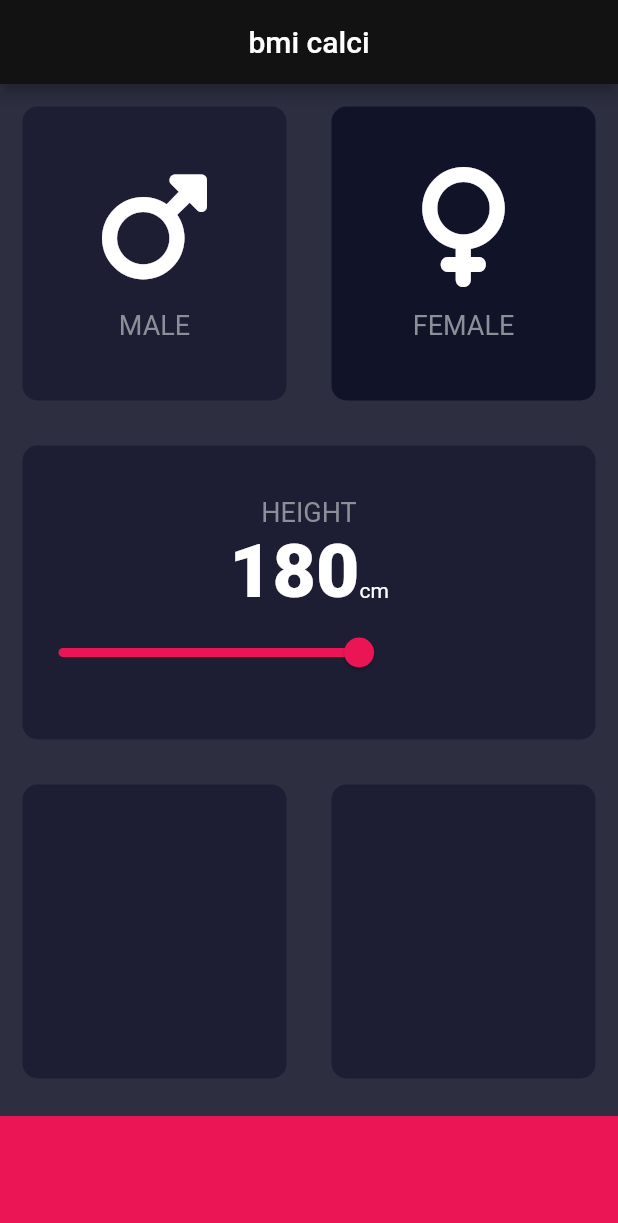
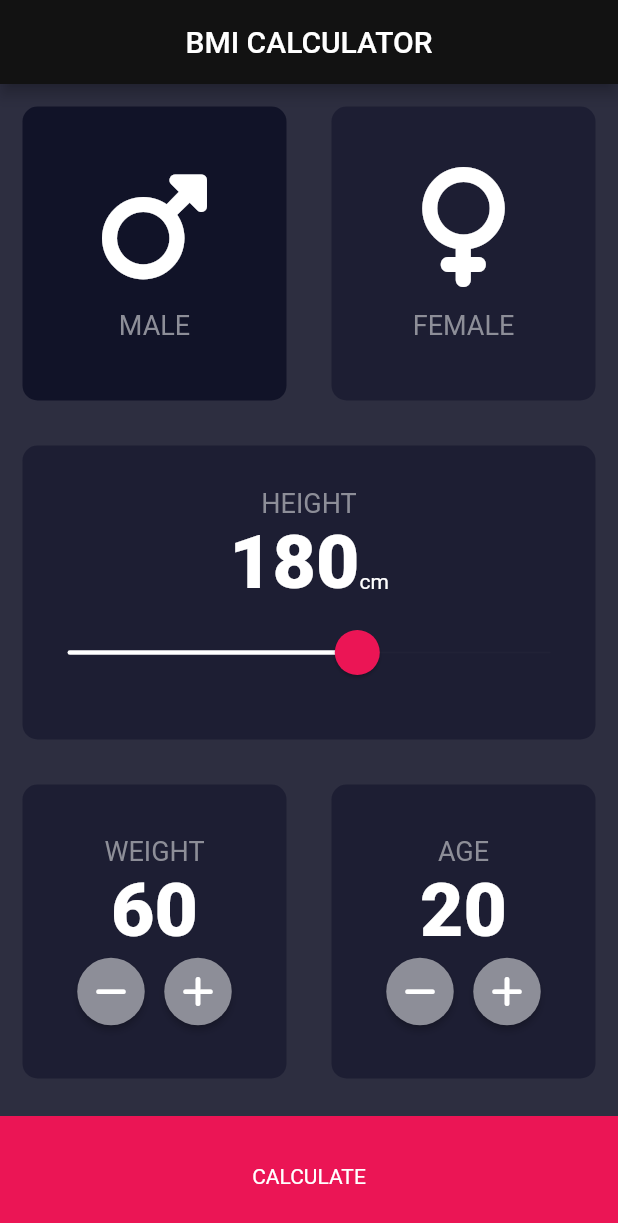
Before and after one commit to Pragya1904/BMI-calculator, a Flutter app: the screen it shows after launch, after a tap on "FEMALE", on a phone screen of 412 x 824 dp. Shown: the top 1223 px of the screen. Run offline on Flutter 3.47's test engine with Material 2 defaults, Android fonts, the phone set to English and light mode, and no system bars; our stand-ins replace font_awesome_flutter.

Commit message:
input page completed

```diff
--- a/bmi_calculator/lib/input_page.dart
+++ b/bmi_calculator/lib/input_page.dart
@@ -17,12 +17,14 @@ class _bmiState extends State<bmi> {
   Color maleCardColor = kInactiveCardColor;
   Color femaleCardColor = kInactiveCardColor;
   var selectedGen;
+  int age = 20;
   int num = 180;
+  int weight = 60;
   @override
   Widget build(BuildContext context) {
     return Scaffold(
         appBar: AppBar(
-          title: Text('bmi calci'),
+          title: Text('BMI CALCULATOR'),
           centerTitle: true,
         ),
         body: Column(
@@ -54,7 +56,7 @@ class _bmiState extends State<bmi> {
                     child: ReusableCard(
                       onPress: () {
                         setState(() {
-                          selectedGen = Gender.male;
+                          selectedGen = Gender.female;
                         });
                       },
                       colour: selectedGen == Gender.female
@@ -89,17 +91,31 @@ class _bmiState extends State<bmi> {
                           num.toString(),
                           style: kSliderCardStyle,
                         ),
-                        Text("cm",),
+                        Text(
+                          "cm",
+                        ),
                       ],
                     ),
-                    Slider(value: num.toDouble(),min: 120.0,max: 220.0,
-                        activeColor:Color(0xffeb1555) ,
-                        inactiveColor: Color(0xff1d1e33),
-                        onChanged: (double newVal){
+                    SliderTheme(
+                      data: SliderTheme.of(context).copyWith(
+                          activeTrackColor: Colors.white,
+                          overlayColor: Color(0x1feb1555),
+                          thumbColor: Color(0xffeb1555),
+                          trackHeight: 1,
+                          thumbShape:
+                              RoundSliderThumbShape(enabledThumbRadius: 15),
+                          overlayShape:
+                              RoundSliderOverlayShape(overlayRadius: 30)),
+                      child: Slider(
+                          value: num.toDouble(),
+                          min: 120.0,
+                          max: 220.0,
+                          onChanged: (double newVal) {
                             setState(() {
-                              num=newVal.round();
+                              num = newVal.round();
                             });
                           }),
+                    ),
                   ],
                 ),
               ),
@@ -112,24 +128,119 @@ class _bmiState extends State<bmi> {
                     flex: 1,
                     child: ReusableCard(
                         colour: kActiveCardColor,
+                        cardChild: Column(
+                          mainAxisAlignment: MainAxisAlignment.center,
+                          children: [
+                            Text(
+                              'WEIGHT',
+                              style: kTextStyle,
                             ),
+                            Text(
+                              weight.toString(),
+                              style: kSliderCardStyle,
+                            ),
+                            Row(
+                              mainAxisAlignment: MainAxisAlignment.center,
+                              children: [
+                                RoundIconButton(
+                                    icons: FontAwesomeIcons.minus,
+                                    OnPress: () {
+                                      setState(() {
+                                        weight--;
+                                      });
+                                    }),
+                                SizedBox(
+                                  width: 10,
+                                ),
+                                RoundIconButton(
+                                    icons: FontAwesomeIcons.plus,
+                                    OnPress: () {
+                                      setState(() {
+                                        weight++;
+                                      });
+                                    }),
+                              ],
+                            )
+                          ],
+                        )),
                   ),
                   Expanded(
                     flex: 1,
                     child: ReusableCard(
                         colour: kActiveCardColor,
+                        cardChild: Column(
+                          mainAxisAlignment: MainAxisAlignment.center,
+                          children: [
+                            Text(
+                              'AGE',
+                              style: kTextStyle,
                             ),
+                            Text(
+                              age.toString(),
+                              style: kSliderCardStyle,
+                            ),
+                            Row(
+                              mainAxisAlignment: MainAxisAlignment.center,
+                              children: [
+                                RoundIconButton(
+                                    icons: FontAwesomeIcons.minus,
+                                    OnPress: () {
+                                      setState(() {
+                                        age--;
+                                      });
+                                    }),
+                                SizedBox(
+                                  width: 10,
+                                ),
+                                RoundIconButton(
+                                    icons: FontAwesomeIcons.plus,
+                                    OnPress: () {
+                                      setState(() {
+                                        age++;
+                                      });
+                                    }),
+                              ],
+                            )
+                          ],
+                        )),
                   ),
                 ],
               ),
             ),
-            Container(
+            GestureDetector(
+              onTap: () {
+                Navigator.pushNamed(context, 'results');
+              },
+              child: Container(
+                child: Center(
+                  child: Text(
+                    "CALCULATE",
+                    style: TextStyle(color: Colors.white),
+                  ),
+                ),
                 color: kBottomContainerColor,
                 margin: EdgeInsets.only(top: 10),
                 width: double.infinity,
                 height: kBottomHeight,
               ),
+            ),
           ],
         ));
   }
 }
+
+class RoundIconButton extends StatelessWidget {
+  RoundIconButton({@required this.icons, this.OnPress});
+  final icons;
+  final OnPress;
+  @override
+  Widget build(BuildContext context) {
+    return RawMaterialButton(
+      onPressed: OnPress,
+      fillColor: Color(0xff8d8e98),
+      shape: CircleBorder(),
+      constraints: BoxConstraints.tightFor(width: 45, height: 45),
+      child: Icon(icons),
+    );
+  }
+}
--- a/bmi_calculator/lib/main.dart
+++ b/bmi_calculator/lib/main.dart
@@ -1,6 +1,6 @@
 import 'package:flutter/material.dart';
 import 'input_page.dart';
-
+import 'results_page.dart';
 void main() {
   runApp(MaterialApp(
     debugShowCheckedModeBanner: false,
@@ -9,6 +9,8 @@ void main() {
       scaffoldBackgroundColor: Color(0xff2D2E40),
       colorScheme: ColorScheme.dark(primary: Color(0xff2D2E40)).copyWith(secondary: Colors.pink,onSecondary: Colors.white),
     ),
-    home: bmi(),
+    initialRoute: 'input',
+    routes:{'results':(context)=>result(),
+    'input':(context)=>bmi()}
   ));
 }
```
Also changed, not shown: bmi_calculator/lib/results_page.dart (added, +44 -0 lines). Lines whose indentation alone changed are shown as unchanged.
